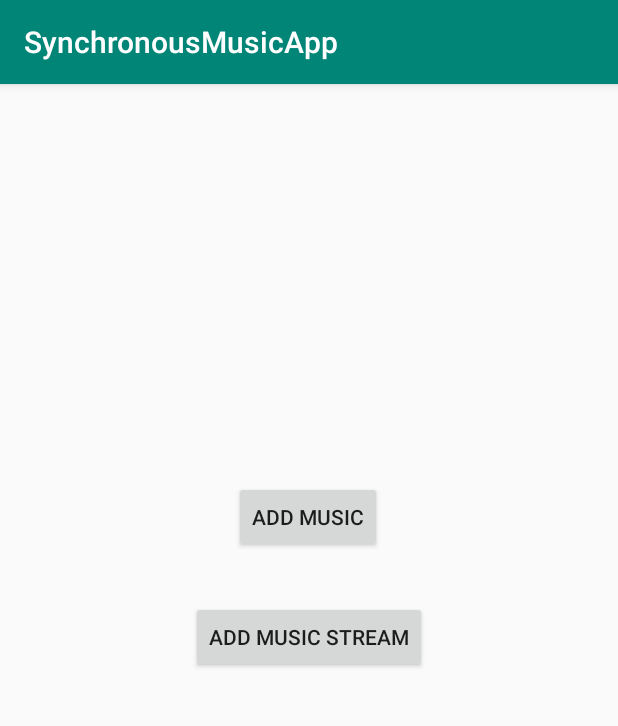
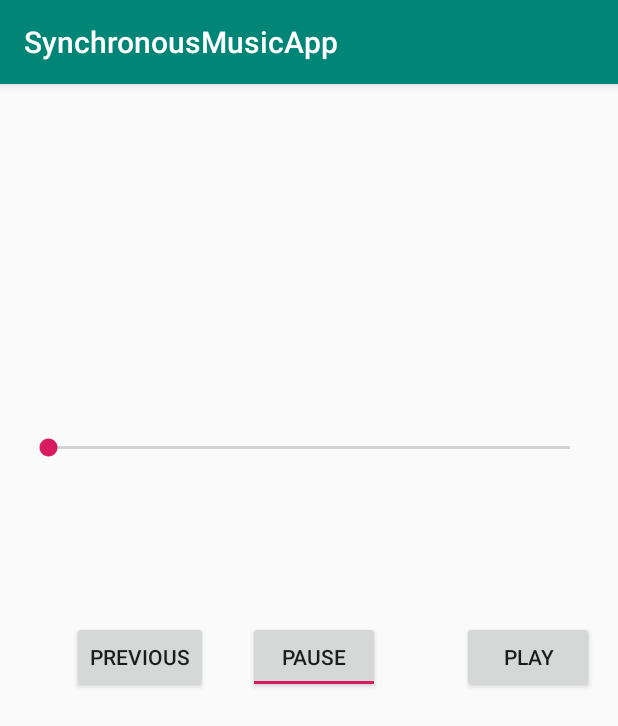
Before and after one commit to jstutz4/SynchronousMusicApp, an Android app: the Hosting screen opened directly, with no data from a screen before it, after a tap on "ADD MUSIC", on a phone screen of 412 x 824 dp. Shown: the top 726 px of the screen. Run offline under Robolectric (Android 15) with nearby library versions, the phone set to English and light mode, and no system bars; network calls fail.

Commit message:
added javadoc comments to join and play music activities.

```diff
--- a/app/src/main/java/com/example/synchronousmusicapp/Hosting.java
+++ b/app/src/main/java/com/example/synchronousmusicapp/Hosting.java
@@ -1,6 +1,8 @@
 package com.example.synchronousmusicapp;
 
 import android.content.Context;
+import android.content.Intent;
+import android.media.MediaPlayer;
 import android.net.nsd.NsdManager;
 import android.net.nsd.NsdServiceInfo;
 import android.support.v7.app.AppCompatActivity;
@@ -98,8 +100,16 @@ public class Hosting extends AppCompatActivity {
         };
     }
 
+    /**
+     *
+     * @param view default
+     */
     public void addMusic(View view) {
         Log.i(TAG, "start music service");
+        //add music into raw so how
+
+        Intent playmusic = new Intent(this,PlayMusic.class);
+        startActivity(playmusic);
         musicService = new YesMediaBrowser();
         Log.i(TAG, "music service good");
     }
--- a/app/src/main/java/com/example/synchronousmusicapp/PlayMusic.java
+++ b/app/src/main/java/com/example/synchronousmusicapp/PlayMusic.java
@@ -1,17 +1,78 @@
 package com.example.synchronousmusicapp;
 
+import android.content.res.Resources;
+import android.media.MediaPlayer;
 import android.support.v7.app.AppCompatActivity;
 import android.os.Bundle;
+import android.util.AndroidException;
+import android.util.Log;
+import android.view.View;
+import android.widget.Button;
+import android.widget.ToggleButton;
 
+/**
+ * Loads previous selected song and loads the music UI to interact with the song.
+ */
 public class PlayMusic extends AppCompatActivity {
+    private MediaPlayer mp;
+    final static String TAG = "SynchMusic playmusic";
+    String play = "play";
+    String pause = "pause";
+
+
 
     @Override
     protected void onCreate(Bundle savedInstanceState) {
         super.onCreate(savedInstanceState);
         setContentView(R.layout.activity_play_music);
+        Log.i(TAG, "we are running play music activity");
+
+        Log.i(TAG, "mp is fine");
+        mp = MediaPlayer.create(this, R.raw.kalimba);
+        Log.i(TAG, "what happened to the button");
+
+    }
+
+    private void pauseSong() {
+        Log.i(TAG, "pause Song");
+        if(mp.isPlaying()) {
+            mp.pause();
+        }
+    }
+
+    private void playSong() {
+        Log.i(TAG, "play song");
+        if(!mp.isPlaying()) {
+            mp.start();
+        }
     }
 
     public Boolean musicState(){
         return false;
     }
+
+    /**
+     * Toggles play and pause button and calls the appropriate method.
+     * @param view default
+     */
+    public void changeMusicState(View view) {
+        Log.d(TAG, "button clicked");
+
+        Button b =  findViewById(R.id.button2);
+        String states = b.getText().toString();
+        String state = b.getContentDescription().toString();
+        Log.i(TAG, "State is in " + state +" 2nd state is " + states.compareTo("play"));
+        if(states.compareTo("play") == 0)
+        {
+            //do something when toggle is on
+            playSong();
+            b.setText(pause);
+        }
+        else
+        {
+            //do something when toggle is off
+            pauseSong();
+            b.setText(play);
+        }
+    }
 }
--- a/app/src/main/res/layout/activity_play_music.xml
+++ b/app/src/main/res/layout/activity_play_music.xml
@@ -18,11 +18,12 @@
         app:layout_constraintStart_toStartOf="parent" />
 
     <ToggleButton
-        android:id="@+id/toggleButton"
+        android:id="@+id/play_pause"
         android:layout_width="wrap_content"
         android:layout_height="48dp"
         android:layout_marginEnd="8dp"
         android:layout_marginBottom="362dp"
+        android:checked="true"
         android:text="@string/playmusic"
         android:textOff="@string/play"
         android:textOn="@string/pause"
@@ -37,7 +38,9 @@
         android:layout_height="0dp"
         android:layout_marginEnd="16dp"
         android:layout_marginBottom="362dp"
-        android:text="@string/skip"
+        android:contentDescription="@string/play"
+        android:onClick="changeMusicState"
+        android:text="@string/plays"
         app:layout_constraintBottom_toBottomOf="parent"
         app:layout_constraintEnd_toEndOf="parent" />
 
@@ -50,7 +53,7 @@
         android:layout_marginBottom="362dp"
         android:text="@string/Previous"
         app:layout_constraintBottom_toBottomOf="parent"
-        app:layout_constraintEnd_toStartOf="@+id/toggleButton"
+        app:layout_constraintEnd_toStartOf="@+id/play_pause"
         app:layout_constraintHorizontal_bias="0.627"
         app:layout_constraintStart_toStartOf="parent" />
 </android.support.constraint.ConstraintLayout>
--- a/app/src/main/res/values/strings.xml
+++ b/app/src/main/res/values/strings.xml
@@ -12,4 +12,5 @@
     <string name="skip">Skip</string>
     <string name="Previous">Previous</string>
     <string name="title_SychronousMusic">Sychronous Music</string>
+    <string name="plays">play</string>
 </resources>
```
Also changed, not shown: app/src/main/java/com/example/synchronousmusicapp/JoinGroup.java (+12 -0 lines), 1 other file.
